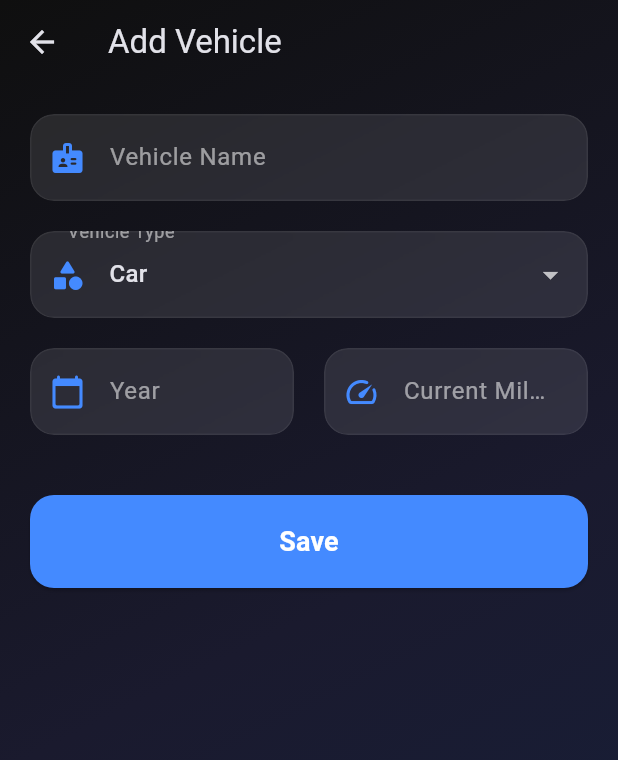
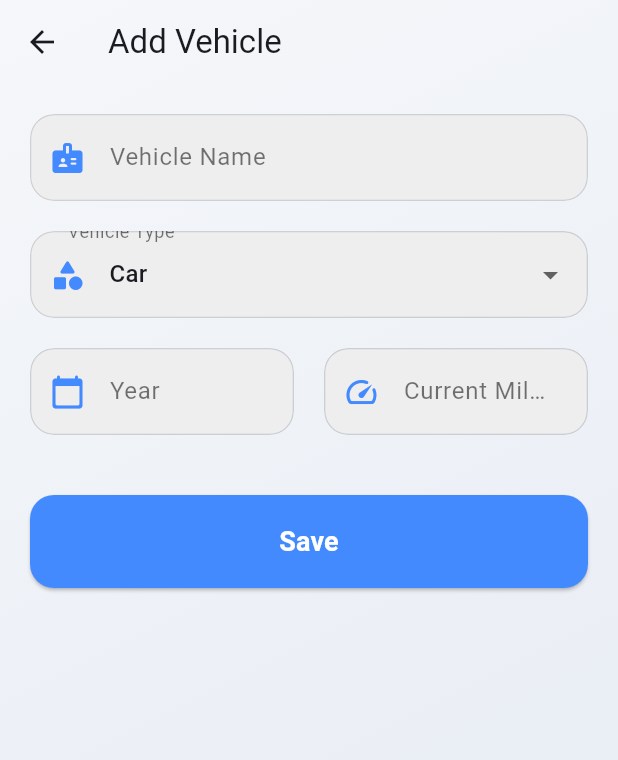
Before and after one commit to nhuquan/garage, a Flutter app: the DashboardScreen screen opened by its route, after a tap on "Add Vehicle", on a phone screen of 412 x 824 dp. Shown: the top 760 px of the screen. Run offline on Flutter 3.47's test engine with Material 3 defaults, Android fonts, the phone set to English and light mode, and no system bars; our stand-ins replace equatable, flutter_bloc, flutter_secure_storage, go_router, shared_preferences; accounts and stored records are empty.

Commit message:
Start app with light theme

```diff
--- a/lib/blocs/garage_bloc.dart
+++ b/lib/blocs/garage_bloc.dart
@@ -66,7 +66,7 @@ class GarageBloc extends Bloc<GarageEvent, GarageState> {
 
   Future<void> _onInitSettings(InitSettings event, Emitter<GarageState> emit) async {
     final prefs = await SharedPreferences.getInstance();
-    final themeStr = prefs.getString('themeMode') ?? 'dark';
+    final themeStr = prefs.getString('themeMode') ?? 'light';
     final localeStr = prefs.getString('locale') ?? 'en';
 
     emit(state.copyWith(
--- a/lib/blocs/garage_state.dart
+++ b/lib/blocs/garage_state.dart
@@ -21,7 +21,7 @@ class GarageState extends Equatable {
     this.maintenanceRecords = const [],
     this.errorMessage,
     this.isAuthenticated = false,
-    this.themeMode = ThemeMode.dark,
+    this.themeMode = ThemeMode.light,
     this.locale = const Locale('en'),
     this.username,
   });
--- a/lib/main.dart
+++ b/lib/main.dart
@@ -184,7 +184,7 @@ class MainLayout extends StatelessWidget {
 
   @override
   Widget build(BuildContext context) {
-    final l10n = AppLocalizations.of(context)!;
+    final l10n = context.l10n;
     final isDark = Theme.of(context).brightness == Brightness.dark;
 
     return Scaffold(
@@ -212,8 +212,6 @@ class MainLayout extends StatelessWidget {
             mainAxisAlignment: MainAxisAlignment.spaceAround,
             children: [
               _buildNavItem(context, Icons.home_rounded, l10n.home, '/'),
-              // _buildNavItem(
-              //     context, Icons.history_rounded, l10n.history, '/history'),
               _buildNavItem(
                   context, Icons.settings_rounded, l10n.settings, '/settings'),
             ],
```
